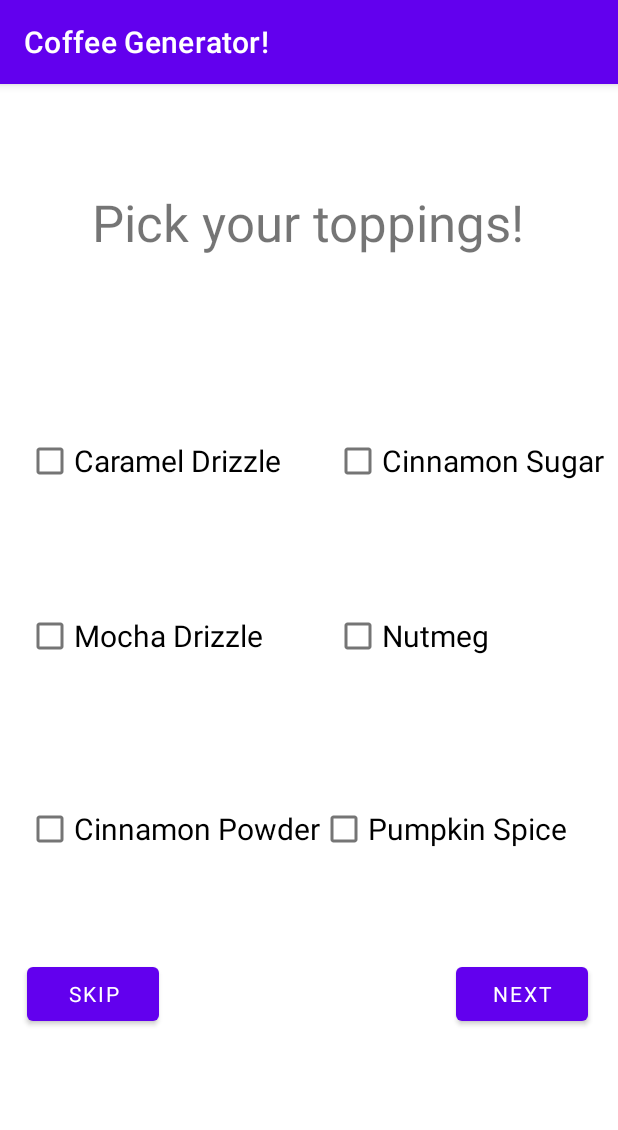
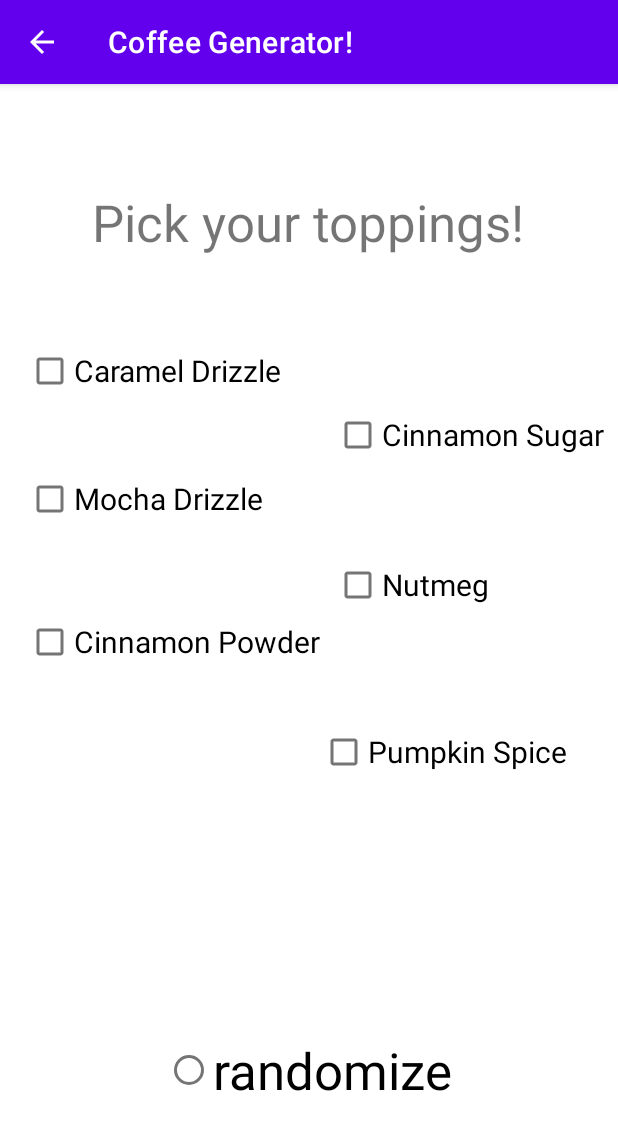
Before and after one commit to Hanover-CS/HC22-ChristyKeinsley-SeniorProject, an Android app: the toppings screen opened directly, with no data from a screen before it, on a phone screen of 412 x 824 dp. Shown: the top 1130 px of the screen. Run offline under Robolectric (Android 15) with nearby library versions, the phone set to English and light mode, and no system bars.

Commit message:
got rid of the skip and next buttons and added a randomize button, added back buttons

```diff
--- a/app/src/main/java/com/example/coffeedrinkgen/activityCustomizeMe.java
+++ b/app/src/main/java/com/example/coffeedrinkgen/activityCustomizeMe.java
@@ -29,6 +29,5 @@ public class activityCustomizeMe extends AppCompatActivity {
         finalDrink = finalDrinkIntent.getStringExtra("toppingChosen");
 
         customizeGenerateButton.setOnClickListener(view -> customizeGeneratedDrinkText.setText(finalDrink));
-
     }
 }
--- a/app/src/main/java/com/example/coffeedrinkgen/toppings.java
+++ b/app/src/main/java/com/example/coffeedrinkgen/toppings.java
@@ -6,8 +6,8 @@ import android.annotation.SuppressLint;
 import android.content.Intent;
 import android.os.Bundle;
 import android.view.View;
-import android.widget.Button;
 import android.widget.CheckBox;
+import android.widget.RadioButton;
 import android.widget.Toast;
 
 import java.util.ArrayList;
@@ -16,8 +16,7 @@ public class toppings extends AppCompatActivity {
 
     ArrayList<Object> toppingResult = new ArrayList<>();
 
-    Button nextButton;
-    Button skipButton;
+    RadioButton randomTopping;
 
     CheckBox caramelDrizzleCheckBox;
     CheckBox mochaDrizzleCheckBox;
@@ -35,11 +34,7 @@ public class toppings extends AppCompatActivity {
         super.onCreate(savedInstanceState);
         setContentView(R.layout.activity_toppings);
 
-        nextButton = findViewById(R.id.nextBtn2);
-        skipButton = findViewById(R.id.skipBtn8);
-
-        nextButton.setOnClickListener(view -> toppings.this.startActivity(new Intent(toppings.this, activityCustomizeMe.class)));
-        skipButton.setOnClickListener(view -> toppings.this.startActivity(new Intent(toppings.this, activityCustomizeMe.class)));
+        randomTopping = findViewById(R.id.randomToppingRbtn);
 
         caramelDrizzleCheckBox = findViewById(R.id.caramelCheckB);
         mochaDrizzleCheckBox = findViewById(R.id.mochaDrizzleCheckB);
@@ -89,6 +84,10 @@ public class toppings extends AppCompatActivity {
                     toppingChosen = pumpkinSpiceCheckBox.getText().toString();
                     toppingResult.add("Pumpkin spice");
                 Toast.makeText(getApplicationContext(), toppingChosen, Toast.LENGTH_SHORT).show();
+            case R.id.randomToppingRbtn:
+                if (check)
+                    toppingChosen = Drink.genRandomDrink().getTopping();
+                    toppingResult.add(toppingChosen);
                 break;
             default:
                 break;
--- a/app/src/main/res/layout/activity_customize_me.xml
+++ b/app/src/main/res/layout/activity_customize_me.xml
@@ -34,7 +34,7 @@
         android:layout_marginBottom="384dp"
         android:fontFamily="@font/autour_one"
         android:text="@string/ready_for_your_drink"
-        android:textSize="34sp"
+        android:textSize="24sp"
         app:layout_constraintBottom_toBottomOf="parent"
         app:layout_constraintEnd_toEndOf="parent"
         app:layout_constraintHorizontal_bias="0.569"
--- a/app/src/main/res/layout/activity_toppings.xml
+++ b/app/src/main/res/layout/activity_toppings.xml
@@ -7,21 +7,6 @@
     android:layout_height="match_parent"
     tools:context=".toppings">
 
-    <Button
-        android:id="@+id/skipBtn8"
-        android:layout_width="wrap_content"
-        android:layout_height="wrap_content"
-        android:layout_marginStart="18dp"
-        android:layout_marginEnd="244dp"
-        android:layout_marginBottom="120dp"
-        android:fontFamily="@font/autour_one"
-        android:text="@string/skip8"
-        android:textSize="14sp"
-        app:layout_constraintBottom_toBottomOf="parent"
-        app:layout_constraintEnd_toEndOf="parent"
-        app:layout_constraintHorizontal_bias="0.0"
-        app:layout_constraintStart_toStartOf="parent"
-        app:layout_constraintTop_toBottomOf="@+id/cinnamonPwdCheckB" />
 
     <TextView
         android:id="@+id/pickYourToppings"
@@ -37,47 +22,31 @@
         app:layout_constraintTop_toTopOf="parent"
         app:layout_constraintVertical_bias="0.096" />
 
-    <Button
-        android:id="@+id/nextBtn2"
-        android:layout_width="wrap_content"
-        android:layout_height="wrap_content"
-        android:layout_marginStart="190dp"
-        android:layout_marginEnd="20dp"
-        android:layout_marginBottom="120dp"
-        android:fontFamily="@font/autour_one"
-        android:text="@string/next2"
-        app:layout_constraintBottom_toBottomOf="parent"
-        app:layout_constraintEnd_toEndOf="parent"
-        app:layout_constraintHorizontal_bias="1.0"
-        app:layout_constraintStart_toEndOf="@+id/skipBtn8"
-        app:layout_constraintTop_toBottomOf="@+id/pumpkinSpiceTCheckB" />
 
     <CheckBox
         android:id="@+id/caramelDrizzleCheckB"
         android:layout_width="wrap_content"
         android:layout_height="wrap_content"
         android:layout_marginStart="8dp"
-        android:layout_marginTop="95dp"
-        android:layout_marginBottom="52dp"
+        android:layout_marginTop="130dp"
         android:fontFamily="@font/autour_one"
+        android:onClick="onClickToppingCheckBox"
         android:text="@string/caramel_drizzle"
         android:textSize="20sp"
-        android:onClick="onClickToppingCheckBox"
         app:layout_constraintBottom_toTopOf="@+id/mochaDrizzleCheckB"
         app:layout_constraintEnd_toStartOf="@+id/cinnamonSgrCheckB"
         app:layout_constraintStart_toStartOf="parent"
-        app:layout_constraintTop_toBottomOf="@+id/pickYourToppings"
+        app:layout_constraintTop_toTopOf="parent"
         tools:ignore="UsingOnClickInXml" />
 
     <CheckBox
         android:id="@+id/mochaDrizzleCheckB"
         android:layout_width="wrap_content"
         android:layout_height="wrap_content"
-        android:layout_marginBottom="63dp"
         android:fontFamily="@font/autour_one"
+        android:onClick="onClickToppingCheckBox"
         android:text="@string/mocha_drizzle"
         android:textSize="20sp"
-        android:onClick="onClickToppingCheckBox"
         app:layout_constraintBottom_toTopOf="@+id/cinnamonPwdCheckB"
         app:layout_constraintEnd_toEndOf="@+id/caramelDrizzleCheckB"
         app:layout_constraintHorizontal_bias="0.0"
@@ -89,12 +58,13 @@
         android:id="@+id/cinnamonPwdCheckB"
         android:layout_width="wrap_content"
         android:layout_height="wrap_content"
-        android:layout_marginBottom="45dp"
+        android:layout_marginTop="10dp"
+        android:layout_marginBottom="100dp"
         android:fontFamily="@font/autour_one"
+        android:onClick="onClickToppingCheckBox"
         android:text="@string/cinnamon_powder"
         android:textSize="20sp"
-        android:onClick="onClickToppingCheckBox"
-        app:layout_constraintBottom_toTopOf="@+id/skipBtn8"
+        app:layout_constraintBottom_toTopOf="@+id/randomToppingRbtn"
         app:layout_constraintEnd_toEndOf="@+id/mochaDrizzleCheckB"
         app:layout_constraintHorizontal_bias="0.0"
         app:layout_constraintStart_toStartOf="@+id/mochaDrizzleCheckB"
@@ -138,15 +108,35 @@
         android:id="@+id/pumpkinSpiceTCheckB"
         android:layout_width="wrap_content"
         android:layout_height="wrap_content"
-        android:layout_marginBottom="45dp"
+        android:layout_marginBottom="164dp"
         android:fontFamily="@font/autour_one"
+        android:onClick="onClickToppingCheckBox"
         android:text="@string/pumpkin_spice"
         android:textSize="20sp"
-        android:onClick="onClickToppingCheckBox"
-        app:layout_constraintBottom_toTopOf="@+id/nextBtn2"
+        app:layout_constraintBottom_toTopOf="@+id/randomToppingRbtn"
         app:layout_constraintEnd_toEndOf="@+id/nutmegCheckB"
         app:layout_constraintHorizontal_bias="0.147"
         app:layout_constraintStart_toStartOf="@+id/nutmegCheckB"
         app:layout_constraintTop_toBottomOf="@+id/nutmegCheckB"
         tools:ignore="UsingOnClickInXml" />
+
+    <RadioButton
+        android:id="@+id/randomToppingRbtn"
+        android:layout_width="wrap_content"
+        android:layout_height="wrap_content"
+        android:layout_marginStart="110dp"
+        android:layout_marginTop="100dp"
+        android:layout_marginEnd="110dp"
+        android:layout_marginBottom="54dp"
+        android:fontFamily="@font/autour_one"
+        android:onClick="onClickToppingCheckBox"
+        android:text="@string/randomize"
+        android:textSize="34sp"
+        app:layout_constraintBottom_toBottomOf="parent"
+        app:layout_constraintEnd_toEndOf="parent"
+        app:layout_constraintHorizontal_bias="0.0"
+        app:layout_constraintStart_toStartOf="parent"
+        app:layout_constraintTop_toBottomOf="@+id/cinnamonPwdCheckB"
+        tools:ignore="UsingOnClickInXml" />
+
 </androidx.constraintlayout.widget.ConstraintLayout>
--- a/app/src/main/res/values/strings.xml
+++ b/app/src/main/res/values/strings.xml
@@ -74,4 +74,5 @@
     <string name="whip_or_no_whip">Whip or no whip?</string>
     <string name="would_you_like_your_drink_to_be_hot_iced_or_blended">Would you like your drink to be hot, iced, or blended?</string>
     <string name="would_you_like_coffee_in_your_drink_or_no_coffee">Would you like coffee in your drink, or no coffee?</string>
+    <string name="randomize">randomize</string>
 </resources>
```
Also changed, not shown: app/src/main/AndroidManifest.xml (+16 -8 lines), app/src/main/java/com/example/coffeedrinkgen/alternativeMilk.java (+7 -11 lines), app/src/main/java/com/example/coffeedrinkgen/customizeCoffee.java (+12 -8 lines), app/src/main/java/com/example/coffeedrinkgen/hotIcedOrBlended.java (+8 -7 lines), app/src/main/java/com/example/coffeedrinkgen/syrupFlavours.java (+8 -9 lines), app/src/main/java/com/example/coffeedrinkgen/whipCream.java (+8 -8 lines), app/src/main/res/layout/activity_alternative_milk.xml (+12 -28 lines), app/src/main/res/layout/activity_customize_coffee.xml (+12 -12 lines), app/src/main/res/layout/activity_hot_iced_or_blended.xml (+13 -12 lines), app/src/main/res/layout/activity_syrup_flavours.xml (+36 -41 lines), app/src/main/res/layout/activity_whip_cream.xml (+16 -16 lines).
